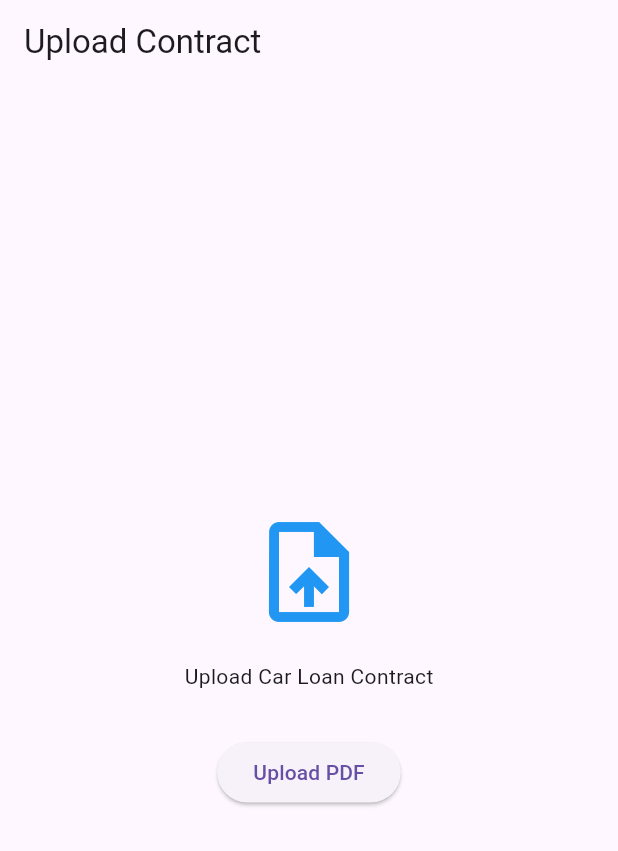
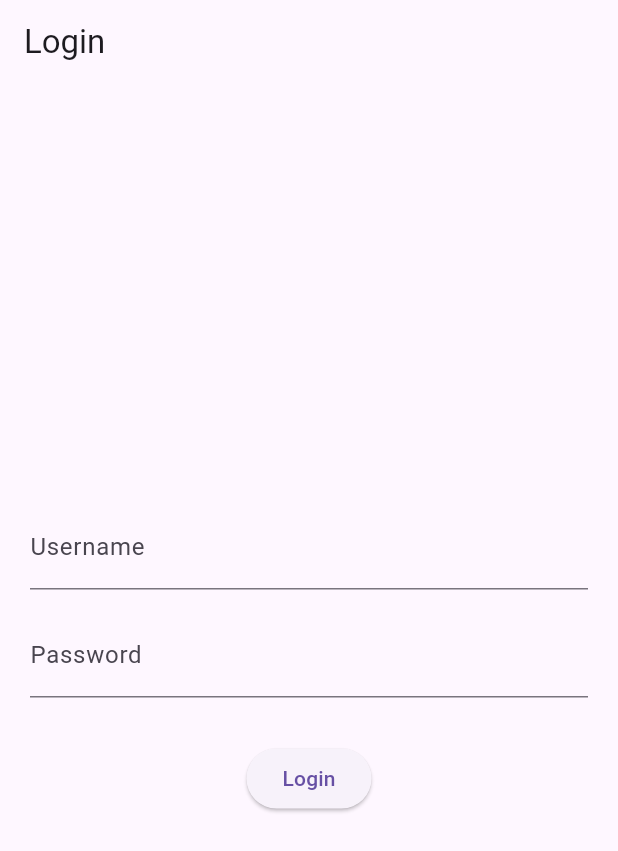
Before and after one commit to springboardmentor74219x/infosys-carlease-contract-ai-group2, a Flutter app: the screen it shows after launch, on a phone screen of 412 x 824 dp. Shown: the top 851 px of the screen. Run offline on Flutter 3.47's test engine with Material 3 defaults, Android fonts, the phone set to English and light mode, and no system bars; our stand-ins replace file_picker.

Commit message:
Added login screen and negotiation advice UI logic for Milestone 3

```diff
--- a/car_loan_mvp/lib/main.dart
+++ b/car_loan_mvp/lib/main.dart
@@ -1,5 +1,5 @@
 import 'package:flutter/material.dart';
-import 'screens/upload_screen.dart';
+import 'screens/login_screen.dart';
 
 void main() {
   runApp(const CarLoanApp());
@@ -10,9 +10,9 @@ class CarLoanApp extends StatelessWidget {
 
   @override
   Widget build(BuildContext context) {
-    return MaterialApp(
+    return const MaterialApp(
       debugShowCheckedModeBanner: false,
-      home: const UploadScreen(),
+      home: LoginScreen(),
     );
   }
 }
--- /dev/null
+++ b/car_loan_mvp/lib/screens/login_screen.dart
@@ -0,0 +1,41 @@
+import 'package:flutter/material.dart';
+import 'upload_screen.dart';
+
+class LoginScreen extends StatelessWidget {
+  const LoginScreen({super.key});
+
+  @override
+  Widget build(BuildContext context) {
+    return Scaffold(
+      appBar: AppBar(title: const Text('Login')),
+      body: Padding(
+        padding: const EdgeInsets.all(20),
+        child: Column(
+          mainAxisAlignment: MainAxisAlignment.center,
+          children: [
+            TextField(
+              decoration: const InputDecoration(labelText: 'Username'),
+            ),
+            const SizedBox(height: 16),
+            TextField(
+              obscureText: true,
+              decoration: const InputDecoration(labelText: 'Password'),
+            ),
+            const SizedBox(height: 30),
+            ElevatedButton(
+              onPressed: () {
+                Navigator.pushReplacement(
+                  context,
+                  MaterialPageRoute(
+                    builder: (_) => const UploadScreen(),
+                  ),
+                );
+              },
+              child: const Text('Login'),
+            ),
+          ],
+        ),
+      ),
+    );
+  }
+}
```
Also changed, not shown: car_loan_mvp/lib/screens/dashboard_screen.dart (+16 -20 lines), car_loan_mvp/lib/screens/negotiation_screen.dart (added, +46 -0 lines).
